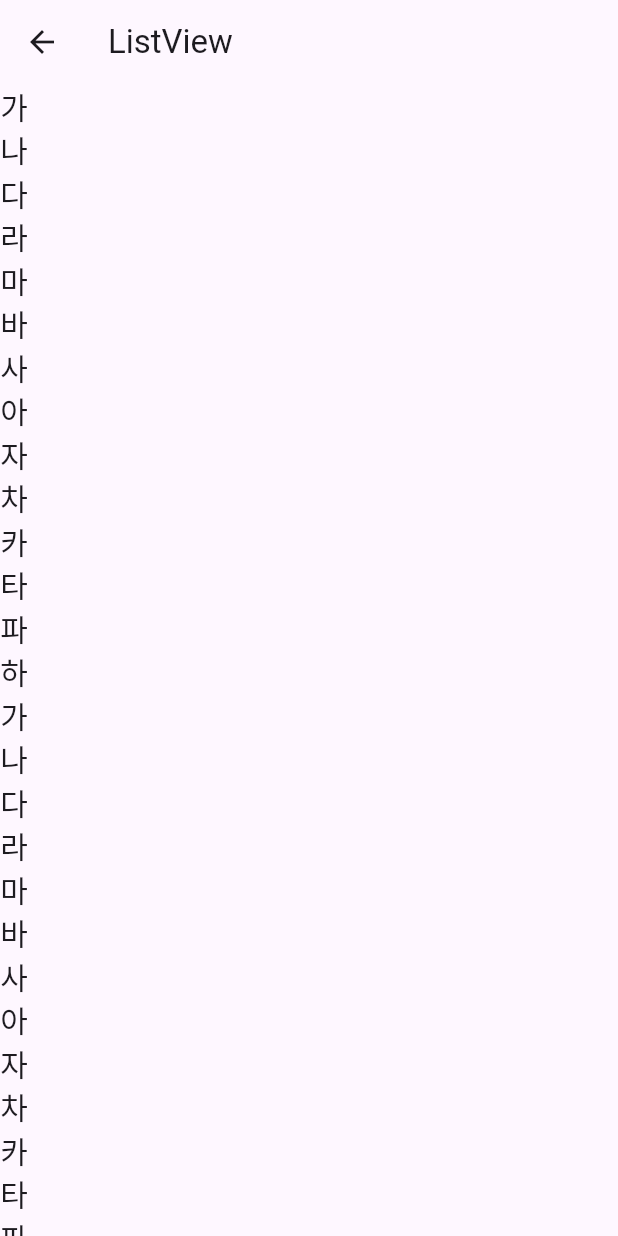
After one commit to haesa/online_lecture_smwu, a Flutter app: the screen it shows after launch, after a tap on "ListView", on a phone screen of 412 x 824 dp. The commit adds this screen. Run offline on Flutter 3.47's test engine with Material 3 defaults, Android fonts, the phone set to English and light mode, and no system bars.

Commit message:
feat: ListView

```diff
--- a/lib/screen/button_screen.dart
+++ b/lib/screen/button_screen.dart
@@ -5,6 +5,7 @@ import 'package:online_lecture_smwu/screen/column_practice_screen.dart';
 import 'package:online_lecture_smwu/screen/column_screen.dart';
 import 'package:online_lecture_smwu/screen/container_practice_screen.dart';
 import 'package:online_lecture_smwu/screen/container_screen.dart';
+import 'package:online_lecture_smwu/screen/listview/listview_screen.dart';
 import 'package:online_lecture_smwu/screen/row/image_screen.dart';
 import 'package:online_lecture_smwu/screen/row/row_practice_screen.dart';
 import 'package:online_lecture_smwu/screen/row/row_screen.dart';
@@ -121,6 +122,13 @@ class ButtonScreen extends StatelessWidget {
                     }));
                   },
                   child: Text('Stack 실습')),
+              ElevatedButton(
+                  onPressed: () {
+                    Navigator.push(context, MaterialPageRoute(builder: (context) {
+                      return ListviewScreen();
+                    }));
+                  },
+                  child: Text('ListView')),
             ],
         ),
       ),
--- /dev/null
+++ b/lib/screen/listview/listview_screen.dart
@@ -0,0 +1,47 @@
+import 'package:flutter/cupertino.dart';
+import 'package:flutter/material.dart';
+
+class ListviewScreen extends StatelessWidget {
+  const ListviewScreen({super.key});
+
+  @override
+  Widget build(BuildContext context) {
+    return Scaffold(
+      appBar: AppBar(
+        title: Text('ListView'),
+      ),
+      body: ListView(
+        children: [
+          Text('가', style: TextStyle(fontSize: 20)),
+          Text('나', style: TextStyle(fontSize: 20)),
+          Text('다', style: TextStyle(fontSize: 20)),
+          Text('라', style: TextStyle(fontSize: 20)),
+          Text('마', style: TextStyle(fontSize: 20)),
+          Text('바', style: TextStyle(fontSize: 20)),
+          Text('사', style: TextStyle(fontSize: 20)),
+          Text('아', style: TextStyle(fontSize: 20)),
+          Text('자', style: TextStyle(fontSize: 20)),
+          Text('차', style: TextStyle(fontSize: 20)),
+          Text('카', style: TextStyle(fontSize: 20)),
+          Text('타', style: TextStyle(fontSize: 20)),
+          Text('파', style: TextStyle(fontSize: 20)),
+          Text('하', style: TextStyle(fontSize: 20)),
+          Text('가', style: TextStyle(fontSize: 20)),
+          Text('나', style: TextStyle(fontSize: 20)),
+          Text('다', style: TextStyle(fontSize: 20)),
+          Text('라', style: TextStyle(fontSize: 20)),
+          Text('마', style: TextStyle(fontSize: 20)),
+          Text('바', style: TextStyle(fontSize: 20)),
+          Text('사', style: TextStyle(fontSize: 20)),
+          Text('아', style: TextStyle(fontSize: 20)),
+          Text('자', style: TextStyle(fontSize: 20)),
+          Text('차', style: TextStyle(fontSize: 20)),
+          Text('카', style: TextStyle(fontSize: 20)),
+          Text('타', style: TextStyle(fontSize: 20)),
+          Text('파', style: TextStyle(fontSize: 20)),
+          Text('하', style: TextStyle(fontSize: 20)),
+        ],
+      ),
+    );
+  }
+}
```
